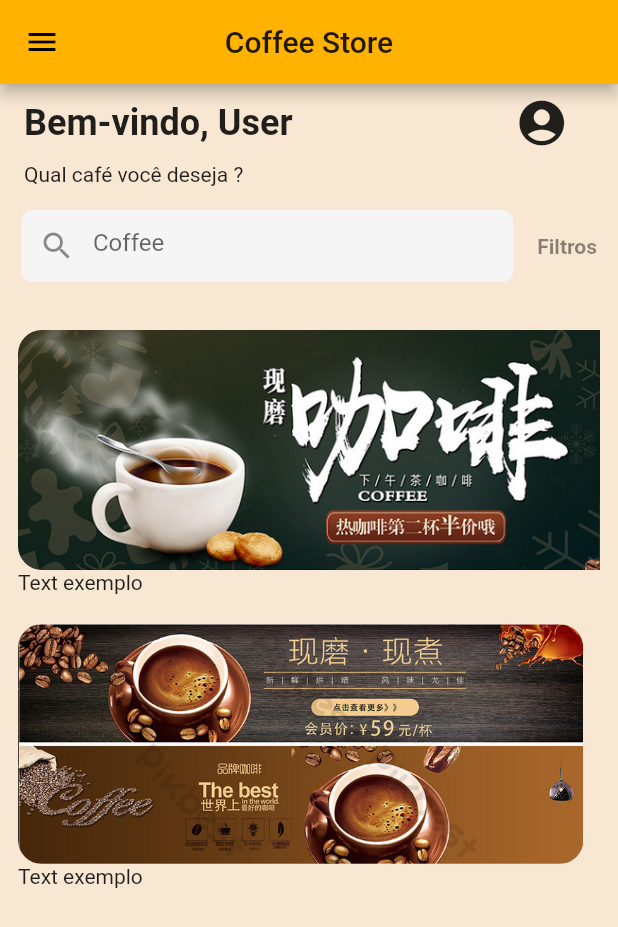
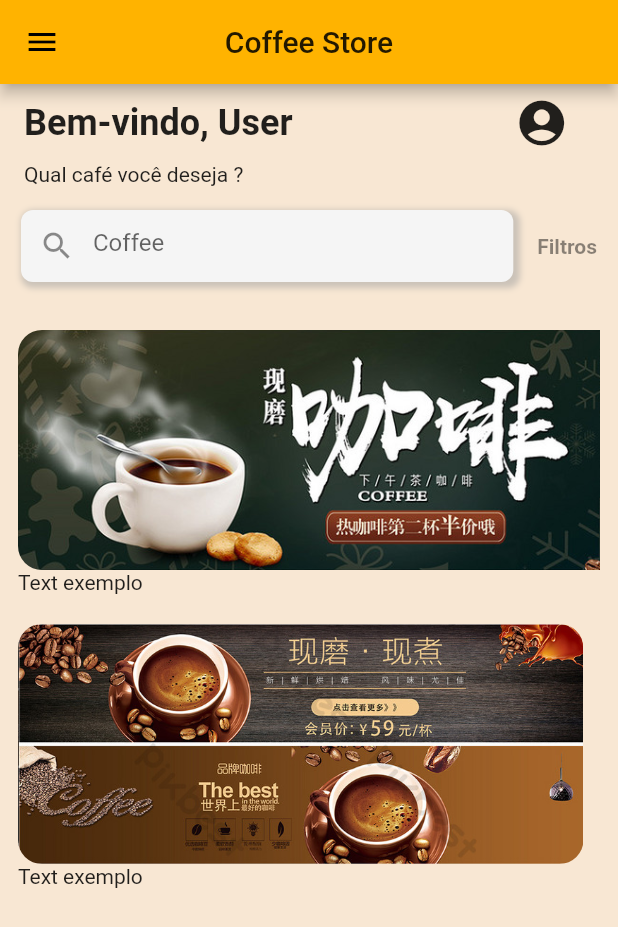
Before and after one commit to ollinmagno/coffee-store-app, a Flutter app: the HomeScreen screen opened directly, on a phone screen of 412 x 824 dp. Shown: the top 927 px of the screen. Run offline on Flutter 3.47's test engine with Material 2 defaults, Android fonts, the light colour scheme and no system bars.

Commit message:
box shadow search

```diff
--- a/lib/src/widgets/search_coffee.dart
+++ b/lib/src/widgets/search_coffee.dart
@@ -15,6 +15,14 @@ class SearchCoffee extends StatelessWidget {
                 decoration: BoxDecoration(
                   borderRadius: BorderRadius.circular(8.0),
                   color: Colors.grey.shade100,
+                  boxShadow: [
+                    BoxShadow(
+                      color: Colors.grey.withOpacity(0.5),
+                      spreadRadius: 2,
+                      blurRadius: 3,
+                      offset: Offset(2, 2),
+                    ),
+                  ]
                 ),
                 child: TextField(
                   decoration: InputDecoration(
```
